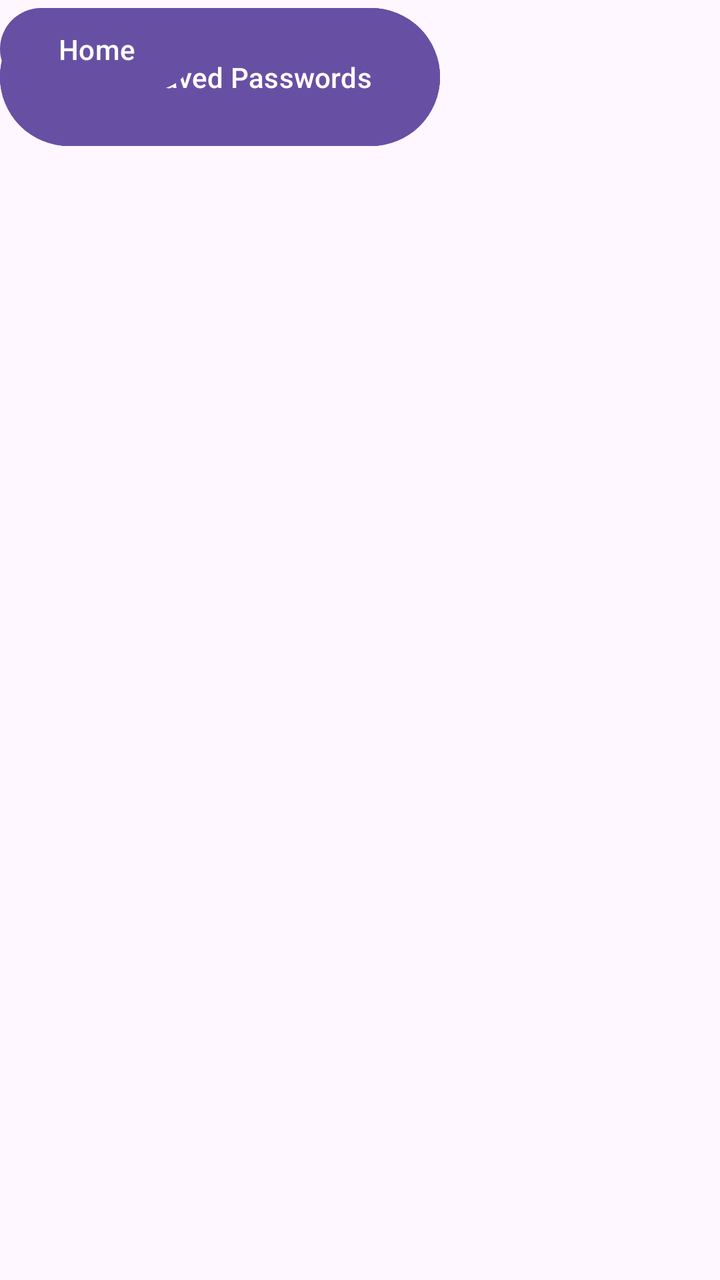
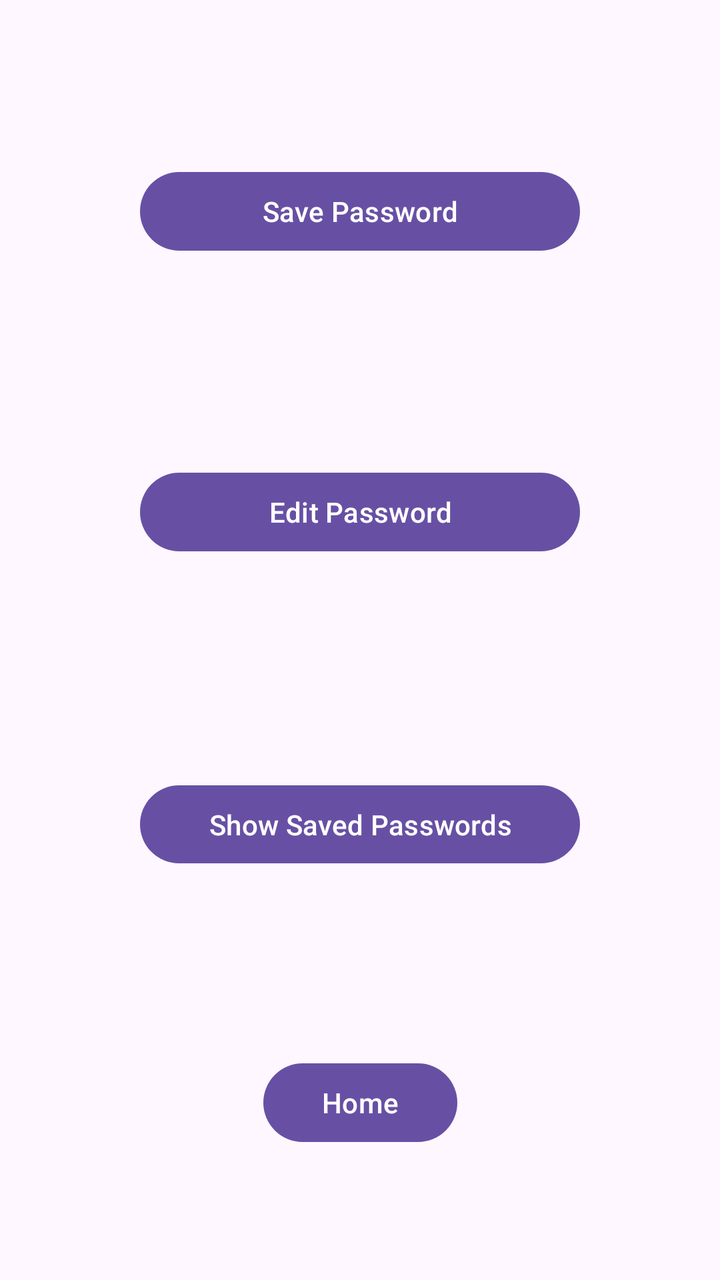

An Android layout rendered at two revisions. The XML below is the earlier revision; the diff shows what the commit changed to produce the second picture.
<!-- AndroidManifest.xml: application theme Theme.AppInterface1 -->
<!-- res/layout/activity_choice_screen.xml -->
<?xml version="1.0" encoding="utf-8"?>
<androidx.constraintlayout.widget.ConstraintLayout xmlns:android="http://schemas.android.com/apk/res/android"
    xmlns:app="http://schemas.android.com/apk/res-auto"
    xmlns:tools="http://schemas.android.com/tools"
    android:id="@+id/main"
    android:layout_width="match_parent"
    android:layout_height="match_parent"
    tools:context=".choiceScreen">

    <Button
        android:id="@+id/button12"
        android:layout_width="220dp"
        android:layout_height="77dp"
        android:onClick="selectOptions"
        android:text="Save Password"
        tools:layout_editor_absoluteX="95dp"
        tools:layout_editor_absoluteY="82dp" />


    <Button
        android:id="@+id/buttonE"
        android:layout_width="220dp"
        android:layout_height="77dp"
        android:onClick="selectOptions"
        android:text="Edit Password"
        tools:layout_editor_absoluteX="95dp"
        tools:layout_editor_absoluteY="262dp" />

    <Button
        android:id="@+id/button7"
        android:layout_width="220dp"
        android:layout_height="77dp"
        android:onClick="selectOptions"
        android:text="Show Saved Passwords"
        tools:layout_editor_absoluteX="95dp"
        tools:layout_editor_absoluteY="448dp" />

    <Button
        android:id="@+id/button8"
        android:layout_width="97dp"
        android:layout_height="49dp"
        android:onClick="homeScreen"
        android:text="Home"
        tools:layout_editor_absoluteX="157dp"
        tools:layout_editor_absoluteY="617dp" />

</androidx.constraintlayout.widget.ConstraintLayout>
<!-- resources referenced by this layout -->
<resources>
  <style name="Theme.AppInterface1" parent="Base.Theme.AppInterface1" />
  <style name="Base.Theme.AppInterface1" parent="Theme.Material3.DayNight.NoActionBar">
          
          
      </style>
</resources>

<!-- the commit's change to res/layout/activity_choice_screen.xml (unified diff, before → after) -->
@@ -10,38 +10,50 @@
     <Button
         android:id="@+id/button12"
         android:layout_width="220dp"
-        android:layout_height="77dp"
+        android:layout_height="0dp"
+        android:layout_marginTop="82dp"
+        android:layout_marginBottom="103dp"
         android:onClick="selectOptions"
         android:text="Save Password"
-        tools:layout_editor_absoluteX="95dp"
-        tools:layout_editor_absoluteY="82dp" />
-
+        app:layout_constraintBottom_toTopOf="@+id/buttonE"
+        app:layout_constraintEnd_toEndOf="parent"
+        app:layout_constraintStart_toStartOf="parent"
+        app:layout_constraintTop_toTopOf="parent" />
 
     <Button
         android:id="@+id/buttonE"
         android:layout_width="220dp"
-        android:layout_height="77dp"
+        android:layout_height="0dp"
+        android:layout_marginBottom="109dp"
         android:onClick="selectOptions"
         android:text="Edit Password"
-        tools:layout_editor_absoluteX="95dp"
-        tools:layout_editor_absoluteY="262dp" />
+        app:layout_constraintBottom_toTopOf="@+id/button7"
+        app:layout_constraintEnd_toEndOf="parent"
+        app:layout_constraintStart_toStartOf="parent"
+        app:layout_constraintTop_toBottomOf="@+id/button12" />
 
     <Button
         android:id="@+id/button7"
         android:layout_width="220dp"
-        android:layout_height="77dp"
+        android:layout_height="0dp"
+        android:layout_marginBottom="92dp"
         android:onClick="selectOptions"
         android:text="Show Saved Passwords"
-        tools:layout_editor_absoluteX="95dp"
-        tools:layout_editor_absoluteY="448dp" />
+        app:layout_constraintBottom_toTopOf="@+id/button8"
+        app:layout_constraintEnd_toEndOf="parent"
+        app:layout_constraintStart_toStartOf="parent"
+        app:layout_constraintTop_toBottomOf="@+id/buttonE" />
 
     <Button
         android:id="@+id/button8"
         android:layout_width="97dp"
-        android:layout_height="49dp"
+        android:layout_height="0dp"
+        android:layout_marginBottom="65dp"
         android:onClick="homeScreen"
         android:text="Home"
-        tools:layout_editor_absoluteX="157dp"
-        tools:layout_editor_absoluteY="617dp" />
+        app:layout_constraintBottom_toBottomOf="parent"
+        app:layout_constraintEnd_toEndOf="parent"
+        app:layout_constraintStart_toStartOf="parent"
+        app:layout_constraintTop_toBottomOf="@+id/button7" />
 
 </androidx.constraintlayout.widget.ConstraintLayout>
